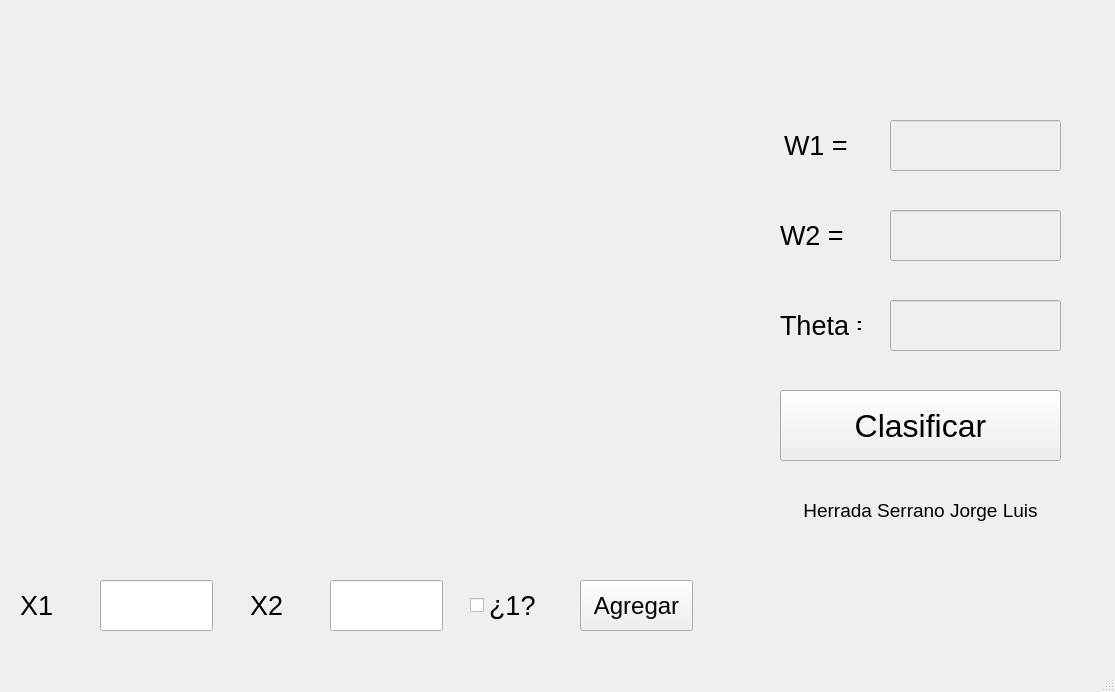
This is UI.ui in JorgeHerrada/SingleLayerNeuralNetwork as Qt 5 draws it before an edit. The edited form follows.
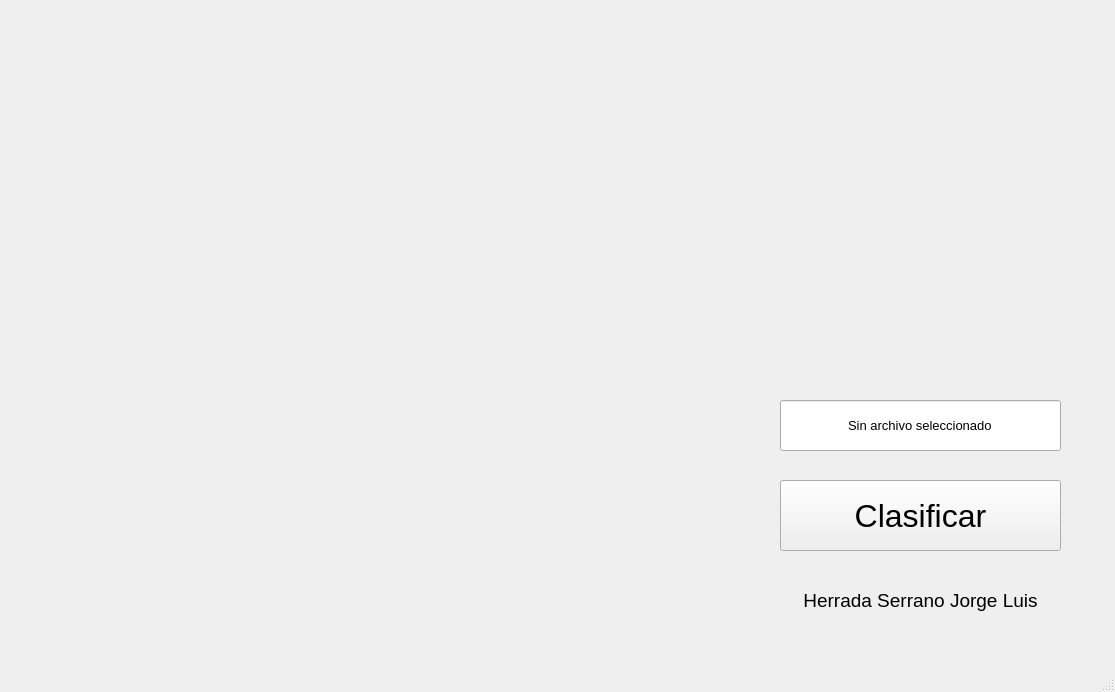
This is the edited form. Icons and pictures are not drawn.

Commit message: Perceptrón ahora lee entradas y salidas deseadas desde archivo

```diff
--- a/UI.ui
+++ b/UI.ui
@@ -18,7 +18,7 @@
     <property name="geometry">
      <rect>
       <x>780</x>
-      <y>390</y>
+      <y>480</y>
       <width>281</width>
       <height>71</height>
      </rect>
@@ -32,114 +32,6 @@
      <string>Clasificar</string>
     </property>
    </widget>
-   <widget class="QLineEdit" name="txtW1">
-    <property name="enabled">
-     <bool>false</bool>
-    </property>
-    <property name="geometry">
-     <rect>
-      <x>890</x>
-      <y>120</y>
-      <width>171</width>
-      <height>51</height>
-     </rect>
-    </property>
-    <property name="font">
-     <font>
-      <pointsize>20</pointsize>
-     </font>
-    </property>
-   </widget>
-   <widget class="QLineEdit" name="txtW2">
-    <property name="enabled">
-     <bool>false</bool>
-    </property>
-    <property name="geometry">
-     <rect>
-      <x>890</x>
-      <y>210</y>
-      <width>171</width>
-      <height>51</height>
-     </rect>
-    </property>
-    <property name="font">
-     <font>
-      <pointsize>20</pointsize>
-     </font>
-    </property>
-   </widget>
-   <widget class="QLineEdit" name="txtTheta">
-    <property name="enabled">
-     <bool>false</bool>
-    </property>
-    <property name="geometry">
-     <rect>
-      <x>890</x>
-      <y>300</y>
-      <width>171</width>
-      <height>51</height>
-     </rect>
-    </property>
-    <property name="font">
-     <font>
-      <pointsize>20</pointsize>
-     </font>
-    </property>
-   </widget>
-   <widget class="QLabel" name="lblW1">
-    <property name="geometry">
-     <rect>
-      <x>784</x>
-      <y>120</y>
-      <width>81</width>
-      <height>51</height>
-     </rect>
-    </property>
-    <property name="font">
-     <font>
-      <pointsize>20</pointsize>
-     </font>
-    </property>
-    <property name="text">
-     <string>W1 =</string>
-    </property>
-   </widget>
-   <widget class="QLabel" name="lblW2">
-    <property name="geometry">
-     <rect>
-      <x>780</x>
-      <y>210</y>
-      <width>81</width>
-      <height>51</height>
-     </rect>
-    </property>
-    <property name="font">
-     <font>
-      <pointsize>20</pointsize>
-     </font>
-    </property>
-    <property name="text">
-     <string>W2 =</string>
-    </property>
-   </widget>
-   <widget class="QLabel" name="lblTheta">
-    <property name="geometry">
-     <rect>
-      <x>780</x>
-      <y>300</y>
-      <width>81</width>
-      <height>51</height>
-     </rect>
-    </property>
-    <property name="font">
-     <font>
-      <pointsize>20</pointsize>
-     </font>
-    </property>
-    <property name="text">
-     <string>Theta =</string>
-    </property>
-   </widget>
    <widget class="QLabel" name="label">
     <property name="geometry">
      <rect>
@@ -166,7 +58,7 @@
     <property name="geometry">
      <rect>
       <x>780</x>
-      <y>490</y>
+      <y>580</y>
       <width>281</width>
       <height>41</height>
      </rect>
@@ -186,115 +78,25 @@
      <set>Qt::AlignCenter</set>
     </property>
    </widget>
-   <widget class="QLabel" name="label_2">
+   <widget class="QLineEdit" name="txtArchivo">
     <property name="geometry">
      <rect>
-      <x>20</x>
-      <y>580</y>
-      <width>81</width>
+      <x>780</x>
+      <y>400</y>
+      <width>281</width>
       <height>51</height>
      </rect>
     </property>
     <property name="font">
      <font>
-      <pointsize>20</pointsize>
+      <pointsize>10</pointsize>
      </font>
     </property>
     <property name="text">
-     <string>X1</string>
+     <string>Sin archivo seleccionado</string>
     </property>
-   </widget>
-   <widget class="QLabel" name="label_3">
-    <property name="geometry">
-     <rect>
-      <x>250</x>
-      <y>580</y>
-      <width>81</width>
-      <height>51</height>
-     </rect>
-    </property>
-    <property name="font">
-     <font>
-      <pointsize>20</pointsize>
-     </font>
-    </property>
-    <property name="text">
-     <string>X2</string>
-    </property>
-   </widget>
-   <widget class="QPushButton" name="btnAgregar">
-    <property name="geometry">
-     <rect>
-      <x>580</x>
-      <y>580</y>
-      <width>113</width>
-      <height>51</height>
-     </rect>
-    </property>
-    <property name="font">
-     <font>
-      <pointsize>18</pointsize>
-     </font>
-    </property>
-    <property name="text">
-     <string>Agregar</string>
-    </property>
-   </widget>
-   <widget class="QLineEdit" name="txtX1">
-    <property name="geometry">
-     <rect>
-      <x>100</x>
-      <y>580</y>
-      <width>113</width>
-      <height>51</height>
-     </rect>
-    </property>
-    <property name="font">
-     <font>
-      <pointsize>20</pointsize>
-     </font>
-    </property>
-   </widget>
-   <widget class="QLineEdit" name="txtX2">
-    <property name="geometry">
-     <rect>
-      <x>330</x>
-      <y>580</y>
-      <width>113</width>
-      <height>51</height>
-     </rect>
-    </property>
-    <property name="font">
-     <font>
-      <pointsize>20</pointsize>
-     </font>
-    </property>
-   </widget>
-   <widget class="QCheckBox" name="checkBox">
-    <property name="geometry">
-     <rect>
-      <x>470</x>
-      <y>580</y>
-      <width>81</width>
-      <height>51</height>
-     </rect>
-    </property>
-    <property name="font">
-     <font>
-      <pointsize>20</pointsize>
-     </font>
-    </property>
-    <property name="focusPolicy">
-     <enum>Qt::TabFocus</enum>
-    </property>
-    <property name="text">
-     <string>¿1?</string>
-    </property>
-    <property name="checked">
-     <bool>false</bool>
-    </property>
-    <property name="tristate">
-     <bool>false</bool>
+    <property name="alignment">
+     <set>Qt::AlignCenter</set>
     </property>
    </widget>
   </widget>
```
Left out of the diff: 9 changed lines with no effect on the pictures. The commit also changes 5 other files.
